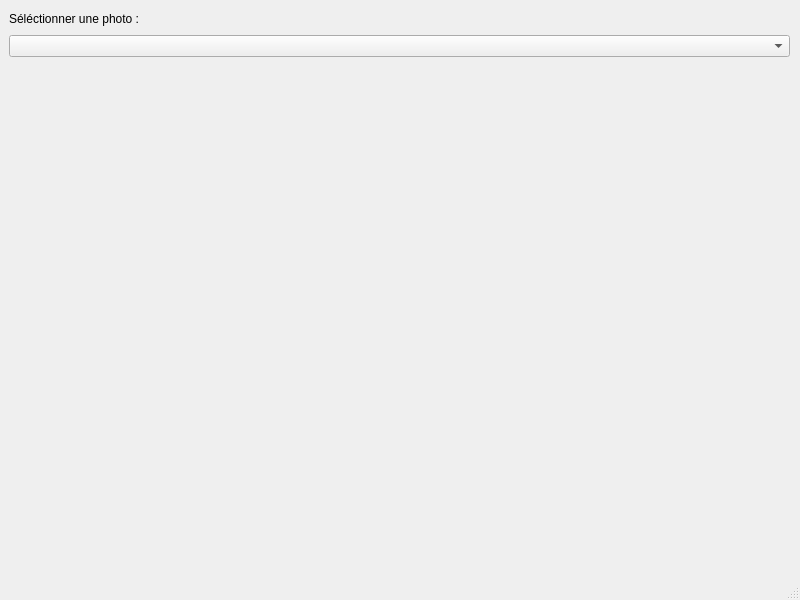
guillaumedalbignac/Projet-Copie-Qt, file RepoGit/mainwindow.ui: the form before one commit.
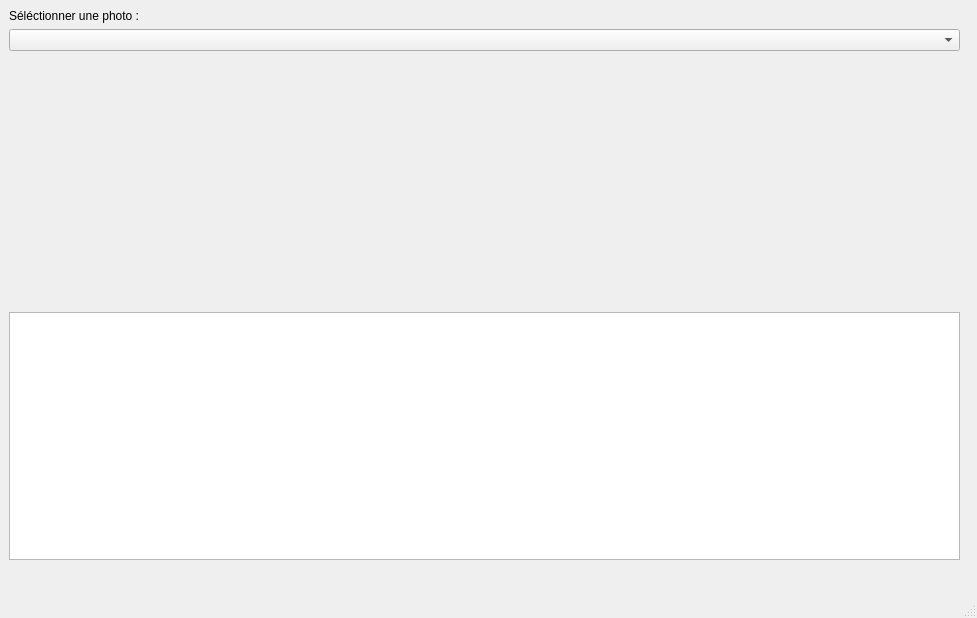
The form after the commit.

```diff
--- a/RepoGit/mainwindow.ui
+++ b/RepoGit/mainwindow.ui
@@ -6,8 +6,8 @@
    <rect>
     <x>0</x>
     <y>0</y>
-    <width>800</width>
-    <height>600</height>
+    <width>977</width>
+    <height>618</height>
    </rect>
   </property>
   <property name="windowTitle">
@@ -19,8 +19,8 @@
      <rect>
       <x>9</x>
       <y>9</y>
-      <width>781</width>
-      <height>541</height>
+      <width>951</width>
+      <height>551</height>
      </rect>
     </property>
     <layout class="QVBoxLayout" name="verticalLayout">
@@ -42,11 +42,27 @@
      </item>
      <item>
       <widget class="QLabel" name="label_2">
+       <property name="sizePolicy">
+        <sizepolicy hsizetype="MinimumExpanding" vsizetype="MinimumExpanding">
+         <horstretch>0</horstretch>
+         <verstretch>0</verstretch>
+        </sizepolicy>
+       </property>
        <property name="text">
         <string/>
        </property>
       </widget>
      </item>
+     <item>
+      <widget class="QTableView" name="tableView">
+       <property name="sizePolicy">
+        <sizepolicy hsizetype="MinimumExpanding" vsizetype="MinimumExpanding">
+         <horstretch>0</horstretch>
+         <verstretch>0</verstretch>
+        </sizepolicy>
+       </property>
+      </widget>
+     </item>
     </layout>
    </widget>
   </widget>
```
Left out of the diff: 15 changed lines with no effect on the pictures.
